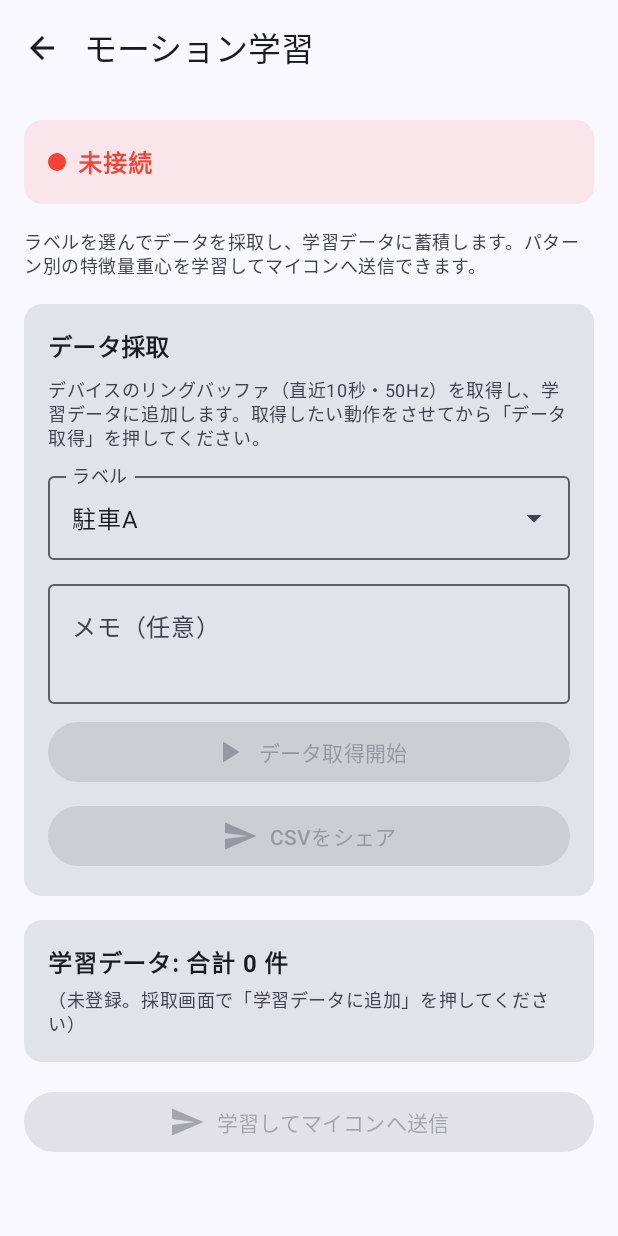
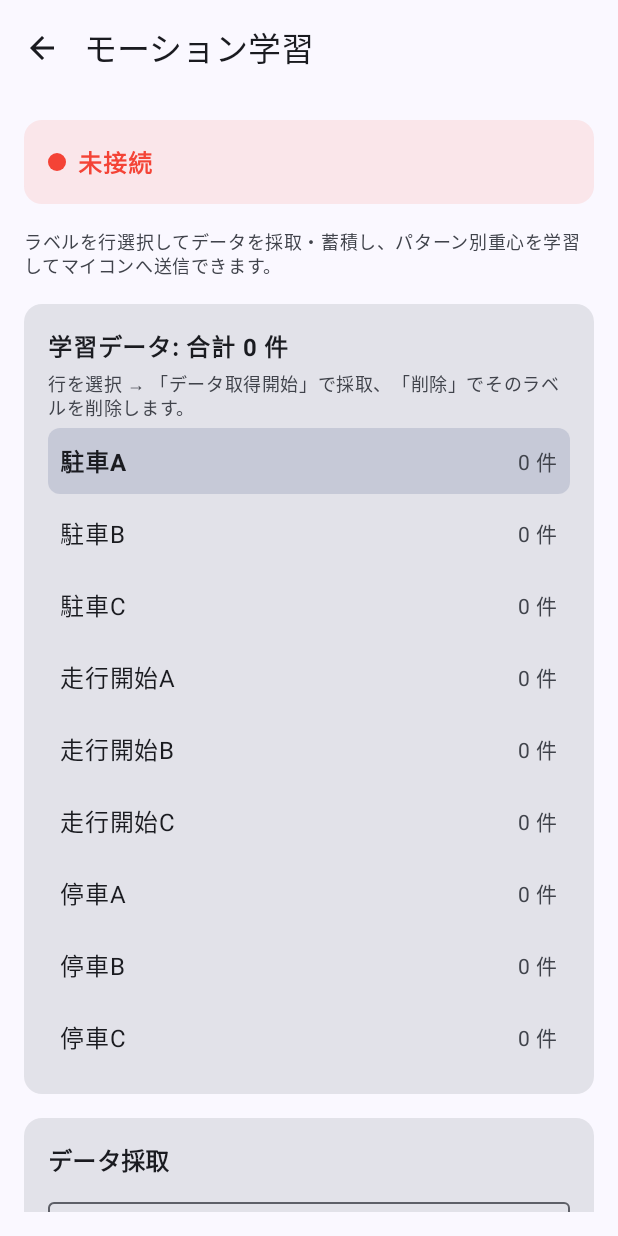
Before and after one commit to pirorin215/btclock, an Android app built with Jetpack Compose: the composable MotionLearningScreen shown on its own in the app's theme, on a phone screen of 412 x 824 dp. Run offline under Robolectric (Android 15) with nearby library versions, the light colour scheme and no system bars.

Commit message:
モーション学習画面: セルフタイマー・全画面カウントダウン・ラベル選択統合
セルフタイマー（開始遅延）:
- 取得ボタン押下後に 0/5/10/15秒の遅延を選択可能（デフォルト0秒）
- CaptureState.Countdown 追加、requestDump(delaySec) + beginCapture に分離
- 取得ボタンの縦幅を拡大（フィールドで押しやすく）

全画面カウントダウンスプラッシュ:
- 遅延中は Dialog で画面全体に残り秒数を巨大表示

ラベル選択の統合（ドロップダウン＋一覧を廃止）:
- 9ラベルを選択可能な表に統一、行選択が採取/削除の対象
- selectedLabel を MotionLearningScreen に引き上げ、ImuCaptureSection へ引数渡し
- 採取セクションの説明文（実態と不合）を削除

```diff
--- a/BTClockMob/app/src/main/java/com/pirorin215/btclockmob/ui/screen/ImuDataCaptureScreen.kt
+++ b/BTClockMob/app/src/main/java/com/pirorin215/btclockmob/ui/screen/ImuDataCaptureScreen.kt
@@ -2,6 +2,7 @@ package com.pirorin215.btclockmob.ui.screen
 
 import android.content.Intent
 import android.widget.Toast
+import androidx.compose.foundation.background
 import androidx.compose.foundation.layout.*
 import androidx.compose.material.icons.Icons
 import androidx.compose.material.icons.automirrored.filled.Send
@@ -14,10 +15,13 @@ import androidx.compose.ui.graphics.Color
 import androidx.compose.ui.platform.LocalContext
 import androidx.compose.ui.text.font.FontWeight
 import androidx.compose.ui.unit.dp
+import androidx.compose.ui.unit.sp
+import androidx.compose.ui.window.Dialog
+import androidx.compose.ui.window.DialogProperties
 import com.pirorin215.btclockmob.data.ConnectionState
 import com.pirorin215.btclockmob.viewModel.ImuDataCaptureViewModel
 
-private val IMU_LABELS = listOf("駐車A", "駐車B", "駐車C", "走行開始A", "走行開始B", "走行開始C", "停車A", "停車B", "停車C")
+val IMU_LABELS = listOf("駐車A", "駐車B", "駐車C", "走行開始A", "走行開始B", "走行開始C", "停車A", "停車B", "停車C")
 
 /**
  * モーション学習画面に組み込む IMU データ採取セクション。
@@ -28,52 +32,17 @@ private val IMU_LABELS = listOf("駐車A", "駐車B", "駐車C", "走行開始A"
  */
 @OptIn(ExperimentalMaterial3Api::class)
 @Composable
-fun ImuCaptureSection(viewModel: ImuDataCaptureViewModel) {
+fun ImuCaptureSection(viewModel: ImuDataCaptureViewModel, selectedLabel: String) {
     val context = LocalContext.current
     val state by viewModel.state.collectAsState()
     val connectionState by viewModel.connectionState.collectAsState()
 
     val isConnected = connectionState is ConnectionState.Connected
 
-    var selectedLabel by remember { mutableStateOf(IMU_LABELS.first()) }
     var memo by remember { mutableStateOf("") }
-    var labelExpanded by remember { mutableStateOf(false) }
+    var selectedDelay by remember { mutableStateOf(0) }
 
     Text("データ採取", style = MaterialTheme.typography.titleMedium, fontWeight = FontWeight.Bold)
-    Text(
-        "デバイスのリングバッファ（直近10秒・50Hz）を取得し、学習データに追加します。" +
-            "取得したい動作をさせてから「データ取得」を押してください。",
-        style = MaterialTheme.typography.bodySmall,
-        color = MaterialTheme.colorScheme.onSurfaceVariant
-    )
-
-    // ラベル選択（固定リスト Dropdown）
-    ExposedDropdownMenuBox(
-        expanded = labelExpanded,
-        onExpandedChange = { labelExpanded = it }
-    ) {
-        OutlinedTextField(
-            value = selectedLabel,
-            onValueChange = {},
-            readOnly = true,
-            label = { Text("ラベル") },
-            trailingIcon = { ExposedDropdownMenuDefaults.TrailingIcon(expanded = labelExpanded) },
-            modifier = Modifier
-                .fillMaxWidth()
-                .menuAnchor()
-        )
-        ExposedDropdownMenu(
-            expanded = labelExpanded,
-            onDismissRequest = { labelExpanded = false }
-        ) {
-            IMU_LABELS.forEach { label ->
-                DropdownMenuItem(
-                    text = { Text(label) },
-                    onClick = { selectedLabel = label; labelExpanded = false }
-                )
-            }
-        }
-    }
 
     // メモ
     OutlinedTextField(
@@ -84,22 +53,36 @@ fun ImuCaptureSection(viewModel: ImuDataCaptureViewModel) {
         minLines = 2
     )
 
-    // 取得ボタン
+    // 開始遅延（セルフタイマー）
+    Text("開始遅延秒", style = MaterialTheme.typography.bodySmall, color = MaterialTheme.colorScheme.onSurfaceVariant)
+    Row(horizontalArrangement = Arrangement.spacedBy(8.dp)) {
+        listOf(0, 5, 10, 15).forEach { sec ->
+            FilterChip(
+                selected = selectedDelay == sec,
+                onClick = { selectedDelay = sec },
+                label = { Text("${sec}秒") }
+            )
+        }
+    }
+
+    // 取得ボタン（フィールドで押しやすいよう縦幅を拡大）
     val busy = state is ImuDataCaptureViewModel.CaptureState.Requesting ||
         state is ImuDataCaptureViewModel.CaptureState.Recording ||
-        state is ImuDataCaptureViewModel.CaptureState.Receiving
+        state is ImuDataCaptureViewModel.CaptureState.Receiving ||
+        state is ImuDataCaptureViewModel.CaptureState.Countdown
     Button(
-        onClick = { viewModel.requestDump(selectedLabel, memo) },
-        modifier = Modifier.fillMaxWidth(),
+        onClick = { viewModel.requestDump(selectedLabel, memo, selectedDelay) },
+        modifier = Modifier.fillMaxWidth().height(72.dp),
         enabled = isConnected && !busy
     ) {
         Icon(Icons.Default.PlayArrow, contentDescription = null)
         Spacer(modifier = Modifier.width(8.dp))
-        Text("データ取得開始")
+        Text("データ取得開始", style = MaterialTheme.typography.titleMedium)
     }
 
     // 進捗・結果
     when (val s = state) {
+        is ImuDataCaptureViewModel.CaptureState.Countdown -> { /* 全画面ダイアログで表示 */ }
         is ImuDataCaptureViewModel.CaptureState.Requesting -> {
             Text("デバイスに要求中...", style = MaterialTheme.typography.bodyMedium)
         }
@@ -211,4 +194,43 @@ fun ImuCaptureSection(viewModel: ImuDataCaptureViewModel) {
         Spacer(modifier = Modifier.width(8.dp))
         Text("CSVをシェア")
     }
+    // 開始遅延カウントダウン: 全画面スプラッシュ表示
+    val countdownState = state as? ImuDataCaptureViewModel.CaptureState.Countdown
+    if (countdownState != null) {
+        Dialog(
+            onDismissRequest = {},
+            properties = DialogProperties(
+                usePlatformDefaultWidth = false,
+                dismissOnBackPress = false,
+                dismissOnClickOutside = false
+            )
+        ) {
+            Box(
+                modifier = Modifier
+                    .fillMaxSize()
+                    .background(Color.Black.copy(alpha = 0.88f)),
+                contentAlignment = Alignment.Center
+            ) {
+                Column(horizontalAlignment = Alignment.CenterHorizontally) {
+                    Text(
+                        selectedLabel,
+                        color = Color.White.copy(alpha = 0.7f),
+                        style = MaterialTheme.typography.titleLarge
+                    )
+                    Spacer(modifier = Modifier.height(8.dp))
+                    Text(
+                        "${countdownState.remaining}",
+                        color = Color.White,
+                        fontSize = 200.sp,
+                        fontWeight = FontWeight.Bold
+                    )
+                    Text(
+                        "秒後に採取開始",
+                        color = Color.White.copy(alpha = 0.8f),
+                        style = MaterialTheme.typography.titleMedium
+                    )
+                }
+            }
+        }
+    }
 }
--- a/BTClockMob/app/src/main/java/com/pirorin215/btclockmob/ui/screen/MotionLearningScreen.kt
+++ b/BTClockMob/app/src/main/java/com/pirorin215/btclockmob/ui/screen/MotionLearningScreen.kt
@@ -1,6 +1,7 @@
 package com.pirorin215.btclockmob.ui.screen
 
 import androidx.compose.foundation.background
+import androidx.compose.foundation.clickable
 import androidx.compose.foundation.layout.Arrangement
 import androidx.compose.foundation.layout.Box
 import androidx.compose.foundation.layout.Column
@@ -38,6 +39,7 @@ import androidx.compose.runtime.remember
 import androidx.compose.runtime.setValue
 import androidx.compose.ui.Alignment
 import androidx.compose.ui.Modifier
+import androidx.compose.ui.draw.clip
 import androidx.compose.ui.graphics.Color
 import androidx.compose.ui.text.font.FontWeight
 import androidx.compose.ui.unit.dp
@@ -64,7 +66,8 @@ fun MotionLearningScreen(
 
     val isConnected = connectionState is ConnectionState.Connected
 
-    var labelToDelete by remember { mutableStateOf<MotionLearningViewModel.LabelCount?>(null) }
+    var selectedLabel by remember { mutableStateOf(IMU_LABELS.first()) }
+    var showDeleteDialog by remember { mutableStateOf(false) }
 
     Scaffold(
         topBar = {
@@ -109,44 +112,48 @@ fun MotionLearningScreen(
             }
 
             Text(
-                "ラベルを選んでデータを採取し、学習データに蓄積します。" +
-                    "パターン別の特徴量重心を学習してマイコンへ送信できます。",
+                "ラベルを行選択してデータを採取・蓄積し、パターン別重心を学習してマイコンへ送信できます。",
                 style = MaterialTheme.typography.bodySmall,
                 color = MaterialTheme.colorScheme.onSurfaceVariant
             )
 
-            // データ採取セクション（IMU採取と統合）
-            Card(modifier = Modifier.fillMaxWidth()) {
-                Column(modifier = Modifier.padding(16.dp), verticalArrangement = Arrangement.spacedBy(8.dp)) {
-                    ImuCaptureSection(captureViewModel)
-                }
-            }
-
-            // 学習サンプル一覧
+            // 学習データ（ラベル選択 + 件数）— 行選択が採取/削除の対象
             Card(modifier = Modifier.fillMaxWidth()) {
                 Column(modifier = Modifier.padding(16.dp), verticalArrangement = Arrangement.spacedBy(4.dp)) {
                     Text("学習データ: 合計 ${samples.size} 件", fontWeight = FontWeight.Bold)
-                    if (labelCounts.isEmpty()) {
                     Text(
-                            "（未登録。採取画面で「学習データに追加」を押してください）",
+                        "行を選択 → 「データ取得開始」で採取、「削除」でそのラベルを削除します。",
                         style = MaterialTheme.typography.bodySmall,
                         color = MaterialTheme.colorScheme.onSurfaceVariant
                     )
-                    } else {
-                        labelCounts.forEach { lc ->
+                    IMU_LABELS.forEach { label ->
+                        val count = labelCounts.find { it.label == label }?.count ?: 0
+                        val isSelected = label == selectedLabel
                         Row(
-                                modifier = Modifier.fillMaxWidth(),
+                            modifier = Modifier
+                                .fillMaxWidth()
+                                .clip(RoundedCornerShape(8.dp))
+                                .background(if (isSelected) MaterialTheme.colorScheme.primary.copy(alpha = 0.15f) else Color.Transparent)
+                                .clickable { selectedLabel = label }
+                                .padding(vertical = 10.dp, horizontal = 8.dp),
                             horizontalArrangement = Arrangement.SpaceBetween,
                             verticalAlignment = Alignment.CenterVertically
                         ) {
-                                Text("${lc.label}: ${lc.count} 件", style = MaterialTheme.typography.bodyMedium)
-                                IconButton(onClick = { labelToDelete = lc }, modifier = Modifier.size(36.dp)) {
-                                    Icon(Icons.Default.Delete, contentDescription = "${lc.label}を削除", tint = Color(0xFFF44336))
+                            Text(label, fontWeight = if (isSelected) FontWeight.Bold else FontWeight.Normal)
+                            Text("$count 件", color = MaterialTheme.colorScheme.onSurfaceVariant, style = MaterialTheme.typography.bodyMedium)
                         }
                     }
+                    val selectedCount = labelCounts.find { it.label == selectedLabel }?.count ?: 0
+                    if (selectedCount > 0) {
+                        TextButton(
+                            onClick = { showDeleteDialog = true },
+                            modifier = Modifier.fillMaxWidth()
+                        ) {
+                            Icon(Icons.Default.Delete, contentDescription = null, tint = Color(0xFFF44336))
+                            Spacer(modifier = Modifier.width(8.dp))
+                            Text("「$selectedLabel」を削除 (${selectedCount}件)", color = Color(0xFFF44336))
                         }
                     }
-                    // 学習データ・モデル全削除（データのそばに配置）
                     if (samples.isNotEmpty() || model != null) {
                         TextButton(onClick = { viewModel.clearAll() }, modifier = Modifier.fillMaxWidth()) {
                             Icon(Icons.Default.Delete, contentDescription = null)
@@ -154,6 +161,13 @@ fun MotionLearningScreen(
                             Text("学習データとモデルを全削除")
                         }
                     }
+                }
+            }
+
+            // データ採取セクション（選択中ラベルへ採取）
+            Card(modifier = Modifier.fillMaxWidth()) {
+                Column(modifier = Modifier.padding(16.dp), verticalArrangement = Arrangement.spacedBy(8.dp)) {
+                    ImuCaptureSection(captureViewModel, selectedLabel)
                 }
             }
 
@@ -200,23 +214,24 @@ fun MotionLearningScreen(
             }
 
 
-            // ラベル単位削除の確認ダイアログ
-            labelToDelete?.let { lc ->
+            // 選択中ラベル削除の確認ダイアログ
+            if (showDeleteDialog) {
+                val selectedCount = labelCounts.find { it.label == selectedLabel }?.count ?: 0
                 AlertDialog(
-                    onDismissRequest = { labelToDelete = null },
+                    onDismissRequest = { showDeleteDialog = false },
                     title = { Text("学習データを削除") },
                     text = {
-                        Text("「${lc.label}」の学習データ（${lc.count}件）を削除しますか？\n" +
-                            "削除後、採取画面で再取得して「学習する」を押せば再学習できます。")
+                        Text("「$selectedLabel」の学習データ（${selectedCount}件）を削除しますか？\n" +
+                            "削除後、再取得して「学習してマイコンへ送信」で再学習できます。")
                     },
                     confirmButton = {
                         TextButton(onClick = {
-                            viewModel.deleteLabel(lc.label)
-                            labelToDelete = null
+                            viewModel.deleteLabel(selectedLabel)
+                            showDeleteDialog = false
                         }) { Text("削除", color = Color(0xFFF44336)) }
                     },
                     dismissButton = {
-                        TextButton(onClick = { labelToDelete = null }) { Text("キャンセル") }
+                        TextButton(onClick = { showDeleteDialog = false }) { Text("キャンセル") }
                     }
                 )
             }
```
Also changed, not shown: BTClockMob/app/src/main/java/com/pirorin215/btclockmob/viewModel/ImuDataCaptureViewModel.kt (+20 -2 lines), 1 other file. Lines whose indentation alone changed are shown as unchanged.
